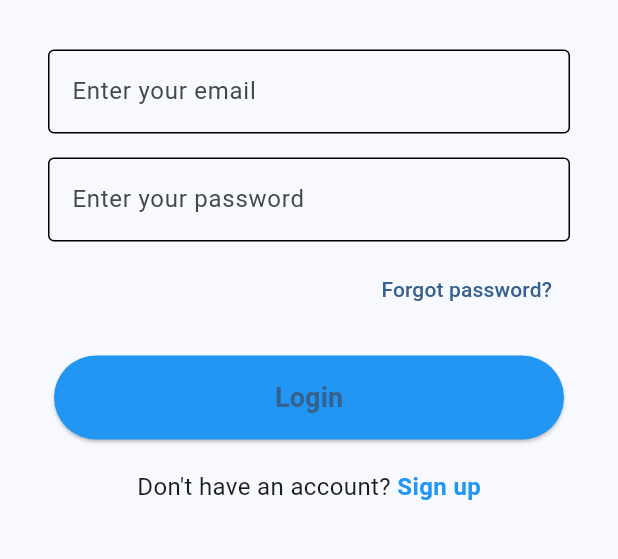
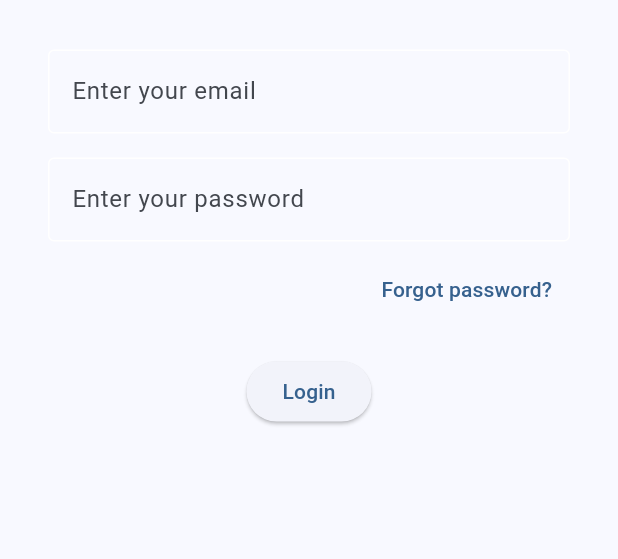
Before and after one commit to WDNUAI/vitaltracer-app, a Flutter app: the screen it shows after launch, on a phone screen of 412 x 824 dp, the part 492-1051 px from its top. Run offline on Flutter 3.47's test engine with Material 3 defaults, Android fonts, the phone set to English and light mode, and no system bars; our stand-ins replace settings_ui; project files that could hold a hidden picture were left out.

Commit message:
Revert "sign in page first commit"

```diff
--- a/lib/screens/components/custom_textfield.dart
+++ b/lib/screens/components/custom_textfield.dart
@@ -22,7 +22,7 @@ class CustomTextField extends StatelessWidget {
         decoration: InputDecoration(
           hintText: hintText,
           enabledBorder: const OutlineInputBorder(
-            borderSide: BorderSide(color: Colors.black),
+            borderSide: BorderSide(color: Colors.white),
           ),
           focusedBorder: const OutlineInputBorder(
             borderSide: BorderSide(color: Colors.grey),
--- a/lib/screens/components/health_data_tile.dart
+++ b/lib/screens/components/health_data_tile.dart
@@ -29,7 +29,7 @@ class HealthDataTile extends StatelessWidget {
               color: Colors.grey.withOpacity(0.5),
               spreadRadius: 5,
               blurRadius: 7,
-              offset: const Offset(0, 3),
+              offset: Offset(0, 3),
             ),
           ],
         ),
--- a/lib/screens/hamburger.dart
+++ b/lib/screens/hamburger.dart
@@ -1,5 +1,6 @@
 import 'package:flutter/material.dart';
 import 'detailed_view_screen.dart';
+import 'components/health_data_tile.dart';
 import 'settings.dart';
 import 'home_screen.dart';
 
@@ -11,12 +12,12 @@ class HamburgerMenu extends StatelessWidget {
 //Forced me to use a value that is not null not sure consequences of VoidCallback are - was added using quick fix btn
 
 //Below Code creates clickable icon, position of icon is determined in the class where it is called
-  const HamburgerMenu({super.key, required this.onPressed});
+  const HamburgerMenu({required this.onPressed});
 
   @override
   Widget build(BuildContext context) {
     return IconButton(
-      icon: const Icon(Icons.menu),
+      icon: Icon(Icons.menu),
       onPressed: onPressed,
     );
   }
--- a/lib/screens/sign_in_screen.dart
+++ b/lib/screens/sign_in_screen.dart
@@ -1,7 +1,6 @@
 import 'package:flutter/material.dart';
-import 'package:vitaltracer_app/screens/Sign_Up_screen.dart';
-import 'package:vitaltracer_app/widgets/sign_up_widget.dart';
 import 'components/custom_textfield.dart';
+import 'user_data_config_screen.dart';
 
 class SignScreen extends StatelessWidget {
   const SignScreen({super.key});
@@ -63,40 +62,24 @@ class SignScreenContent extends StatelessWidget {
                   mainAxisAlignment: MainAxisAlignment.end,
                   children: [
                     TextButton(
-                      onPressed: () {},
+                      onPressed: () {
+                        // Handle forgot password logic
+                      },
                       child: const Text('Forgot password?'),
                     ),
                   ],
                 ),
               ),
               const SizedBox(height: 20),
-              signInSignUpButton(context, true, () {}),
-              const SizedBox(height: 20),
-              Row(
-                mainAxisAlignment: MainAxisAlignment.center,
-                children: [
-                  const Text(
-                    "Don't have an account? ",
-                    style: TextStyle(fontSize: 16),
-                  ),
-                  GestureDetector(
-                    onTap: () {
-                      Navigator.push(
-                        context,
-                        MaterialPageRoute(
-                            builder: (context) => const SignupScreen()),
-                      );
-                    },
-                    child: const Text(
-                      "Sign up",
-                      style: TextStyle(
-                        color: Colors.blue,
-                        fontSize: 16,
-                        fontWeight: FontWeight.bold,
-                      ),
-                    ),
-                  ),
-                ],
+              ElevatedButton(
+                onPressed: () {
+                  Navigator.push(
+                    context,
+                    MaterialPageRoute(
+                        builder: (context) => const UserDataConfigScreen()),
+                  );
+                },
+                child: const Text('Login'),
               ),
             ],
           ),
--- a/lib/widgets/sign_up_widget.dart
+++ /dev/null
@@ -1,23 +0,0 @@
-import 'package:flutter/material.dart';
-
-Container signInSignUpButton(
-    BuildContext context, bool isLogin, Function onTap) {
-  return Container(
-    width: MediaQuery.of(context).size.width,
-    padding: const EdgeInsets.symmetric(horizontal: 20),
-    child: ElevatedButton(
-      onPressed: () => onTap(),
-      style: ElevatedButton.styleFrom(
-        backgroundColor: isLogin ? Colors.blue : Colors.green,
-        padding: const EdgeInsets.symmetric(vertical: 15),
-      ),
-      child: Text(
-        isLogin ? 'Login' : 'Sign Up',
-        style: const TextStyle(
-          fontSize: 18,
-          fontWeight: FontWeight.bold,
-        ),
-      ),
-    ),
-  );
-}
--- a/pubspec.yaml
+++ b/pubspec.yaml
@@ -17,7 +17,7 @@ dependencies:
 dev_dependencies:
   flutter_test:
     sdk: flutter
-  flutter_lints: ^4.0.0
+  flutter_lints: ^3.0.0
 
 flutter:
   uses-material-design: true
```
Also changed, not shown: lib/screens/detailed_view_screen.dart (+6 -6 lines), lib/screens/home_screen.dart (+0 -12 lines), lib/screens/settings.dart (+12 -12 lines), lib/screens/sign_up_screen.dart (deleted, +0 -81 lines), lib/images/ecg.png (added), lib/images/heart.png (added), lib/images/temp.jpg (added), pubspec.lock, 2 other files.
